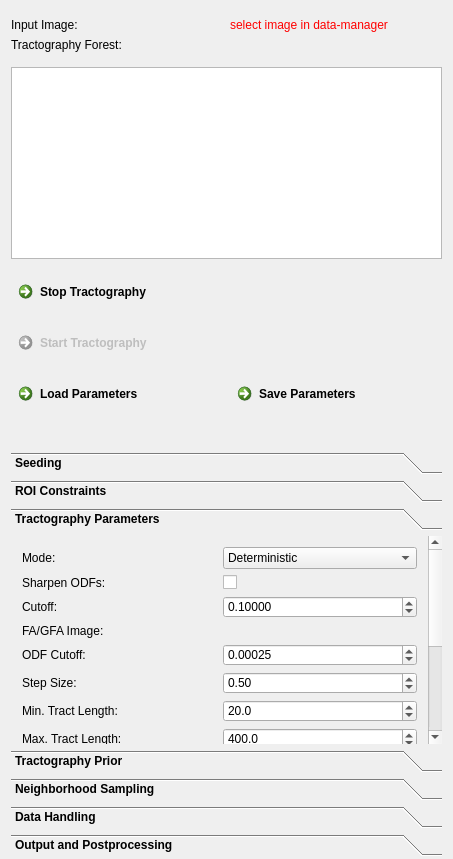
Above: Plugins/org.mitk.gui.qt.diffusionimaging.tractography/src/internal/QmitkStreamlineTrackingViewControls.ui from MIC-DKFZ/MITK-Diffusion before the change. Below: the same form after it.
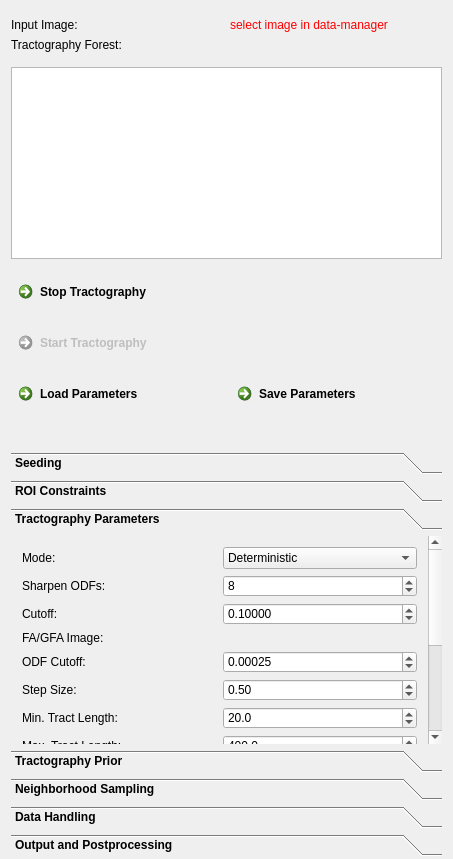
That is the form after the change. The open tabs and pages were chosen to show the change. Icons and pictures are not drawn. Custom widgets are drawn as their Qt base class.

Commit message: Using sharpening for tensor tracking. No min-max sharpening

Patch:
```diff
--- a/Plugins/org.mitk.gui.qt.diffusionimaging.tractography/src/internal/QmitkStreamlineTrackingViewControls.ui
+++ b/Plugins/org.mitk.gui.qt.diffusionimaging.tractography/src/internal/QmitkStreamlineTrackingViewControls.ui
@@ -714,9 +714,9 @@
       <property name="geometry">
        <rect>
         <x>0</x>
-        <y>-191</y>
+        <y>-19</y>
         <width>421</width>
-        <height>428</height>
+        <height>436</height>
        </rect>
       </property>
       <attribute name="label">
@@ -846,16 +846,6 @@
          </property>
         </widget>
        </item>
-       <item row="2" column="1">
-        <widget class="QCheckBox" name="m_SharpenOdfsBox">
-         <property name="toolTip">
-          <string>If you are using dODF images as input, it is advisable to sharpen the ODFs (min-max normalize and raise to the power of 4). This is not necessary for CSD fODFs, since they are naturally much sharper.</string>
-         </property>
-         <property name="text">
-          <string/>
-         </property>
-        </widget>
-       </item>
        <item row="10" column="1">
         <widget class="QSpinBox" name="m_AngularThresholdBox">
          <property name="toolTip">
@@ -1118,6 +1108,19 @@
          </property>
         </widget>
        </item>
+       <item row="2" column="1">
+        <widget class="QSpinBox" name="m_SharpenOdfsBox">
+         <property name="toolTip">
+          <string>Rais ODF to the power of X</string>
+         </property>
+         <property name="minimum">
+          <number>1</number>
+         </property>
+         <property name="value">
+          <number>8</number>
+         </property>
+        </widget>
+       </item>
       </layout>
      </widget>
      <widget class="QWidget" name="page_prior">
```
Left out of the diff: 12 changed lines with no effect on the pictures. The commit also changes 7 other files.
